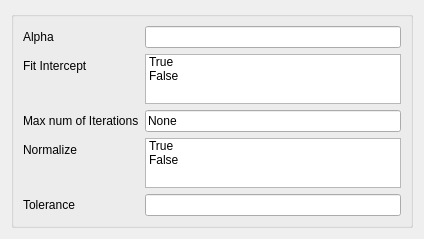
The window that ui/cv_Ridge.ui (tthatcher95/PyHAT_Point_Spectra_GUI) describes before a commit, drawn with Qt 5.
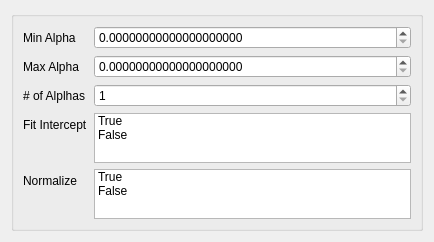
The same window after the commit.

Commit message: Cleaning up UI for path-based CV methods

Patch:
```diff
--- a/ui/cv_Ridge.ui
+++ b/ui/cv_Ridge.ui
@@ -2,6 +2,14 @@
 <ui version="4.0">
  <class>Form</class>
  <widget class="QWidget" name="Form">
+  <property name="geometry">
+   <rect>
+    <x>0</x>
+    <y>0</y>
+    <width>434</width>
+    <height>241</height>
+   </rect>
+  </property>
   <property name="sizePolicy">
    <sizepolicy hsizetype="Ignored" vsizetype="Ignored">
     <horstretch>0</horstretch>
@@ -27,25 +35,56 @@
       <item row="0" column="0">
        <widget class="QLabel" name="alphaLabel">
         <property name="text">
-         <string>Alpha</string>
+         <string>Min Alpha</string>
         </property>
        </widget>
       </item>
       <item row="0" column="1">
-       <widget class="QLineEdit" name="alphaLineEdit">
-        <property name="value" stdset="0">
-         <double>1.000000000000000</double>
+       <widget class="QDoubleSpinBox" name="min_alpha_doubleSpinBox">
+        <property name="decimals">
+         <number>20</number>
         </property>
        </widget>
       </item>
       <item row="1" column="0">
+       <widget class="QLabel" name="max_alphaLabel">
+        <property name="text">
+         <string>Max Alpha</string>
+        </property>
+       </widget>
+      </item>
+      <item row="1" column="1">
+       <widget class="QDoubleSpinBox" name="max_alpha_doubleSpinBox">
+        <property name="decimals">
+         <number>20</number>
+        </property>
+       </widget>
+      </item>
+      <item row="2" column="0">
+       <widget class="QLabel" name="n_alpha_label">
+        <property name="text">
+         <string># of Alplhas</string>
+        </property>
+       </widget>
+      </item>
+      <item row="2" column="1">
+       <widget class="QSpinBox" name="n_alpha_spinBox">
+        <property name="minimum">
+         <number>1</number>
+        </property>
+        <property name="maximum">
+         <number>999999999</number>
+        </property>
+       </widget>
+      </item>
+      <item row="3" column="0">
        <widget class="QLabel" name="fitInterceptLabel">
         <property name="text">
          <string>Fit Intercept</string>
         </property>
        </widget>
       </item>
-      <item row="1" column="1">
+      <item row="3" column="1">
        <widget class="QListWidget" name="fit_intercept_list">
         <property name="maximumSize">
          <size>
@@ -68,56 +107,32 @@
         </item>
        </widget>
       </item>
-      <item row="2" column="0">
-       <widget class="QLabel" name="maxNumOfIterationsLabel">
-        <property name="text">
-         <string>Max num of Iterations</string>
-        </property>
-       </widget>
-      </item>
-      <item row="2" column="1">
-       <widget class="QLineEdit" name="maxNumOfIterationslineEdit">
-        <property name="text">
-         <string>None</string>
-        </property>
-       </widget>
-      </item>
-      <item row="3" column="0">
+      <item row="4" column="0">
        <widget class="QLabel" name="normalizeLabel">
         <property name="text">
          <string>Normalize</string>
         </property>
        </widget>
       </item>
-      <item row="3" column="1">
-       <widget class="QListWidget" name="normalize_list">
-        <property name="maximumSize">
-         <size>
-          <width>16777215</width>
-          <height>50</height>
-         </size>
-        </property>
-        <item>
-         <property name="text">
-          <string>True</string>
-         </property>
-        </item>
-        <item>
-         <property name="text">
-          <string>False</string>
-         </property>
-        </item>
-       </widget>
-      </item>
-      <item row="4" column="0">
-       <widget class="QLabel" name="toleranceLabel">
-        <property name="text">
-         <string>Tolerance</string>
-        </property>
-       </widget>
-      </item>
       <item row="4" column="1">
-       <widget class="QLineEdit" name="toleranceLineEdit"/>
+       <widget class="QListWidget" name="normalize_list">
+        <property name="maximumSize">
+         <size>
+          <width>16777215</width>
+          <height>50</height>
+         </size>
+        </property>
+        <item>
+         <property name="text">
+          <string>True</string>
+         </property>
+        </item>
+        <item>
+         <property name="text">
+          <string>False</string>
+         </property>
+        </item>
+       </widget>
       </item>
      </layout>
     </widget>
```
Left out of the diff: 2 changed lines with no effect on the pictures. The commit also changes 6 other files.
